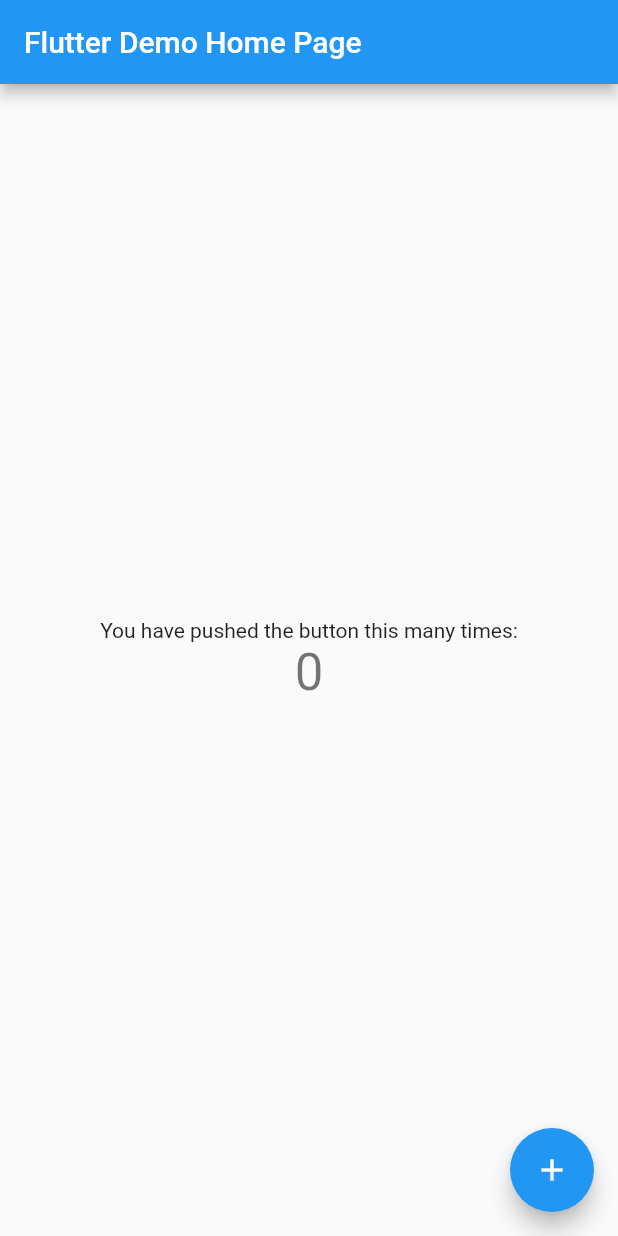
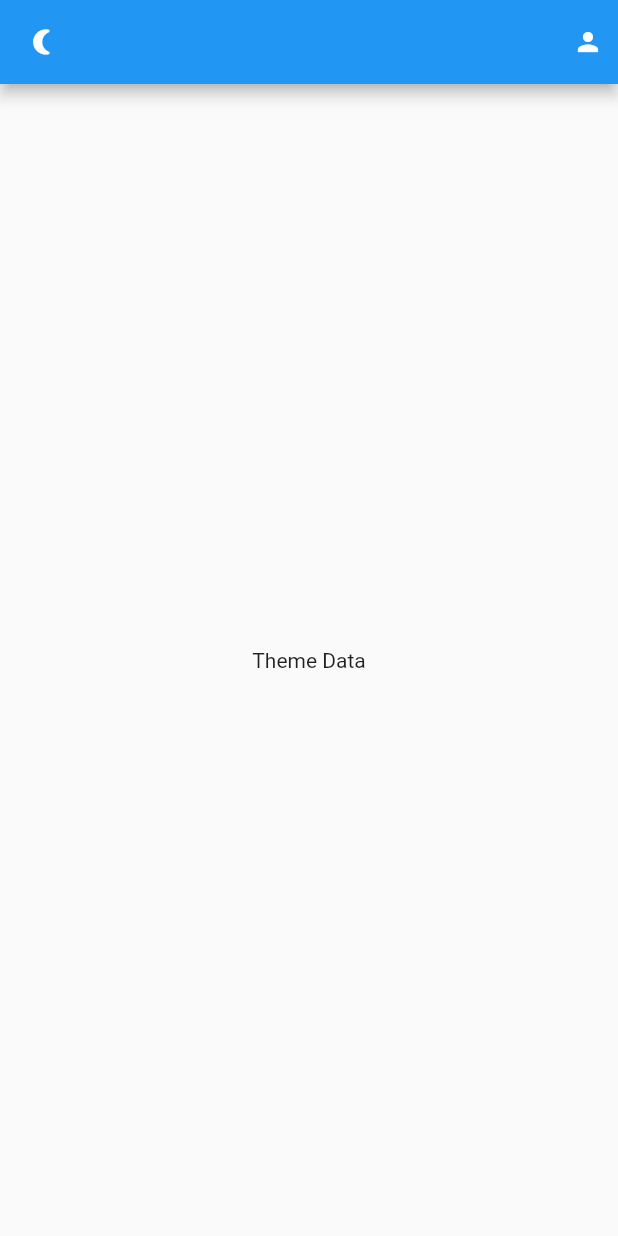
Before and after one commit to takieddine12/GithubNotesAppFlutter, a Flutter app: the screen it shows after launch, on a phone screen of 412 x 824 dp. Run offline on Flutter 3.47's test engine with Material 2 defaults, Android fonts, the phone set to English and light mode, and no system bars; our stand-ins replace get, get_storage.

Commit message:
Notes App Flutter

```diff
--- a/lib/main.dart
+++ b/lib/main.dart
@@ -1,6 +1,13 @@
 import 'package:flutter/material.dart';
+import 'package:get/get.dart';
+import 'package:get_storage/get_storage.dart';
+import 'package:notes_app/services/theme_service.dart';
+import 'package:notes_app/ui/home_page.dart';
+import 'package:notes_app/ui/theme.dart';
 
-void main() {
+Future<void> main() async {
+  WidgetsFlutterBinding.ensureInitialized();
+  await GetStorage.init();
   runApp(const MyApp());
 }
 
@@ -10,106 +17,13 @@ class MyApp extends StatelessWidget {
   // This widget is the root of your application.
   @override
   Widget build(BuildContext context) {
-    return MaterialApp(
+    return GetMaterialApp(
       title: 'Flutter Demo',
-      theme: ThemeData(
-        // This is the theme of your application.
-        //
-        // Try running your application with "flutter run". You'll see the
-        // application has a blue toolbar. Then, without quitting the app, try
-        // changing the primarySwatch below to Colors.green and then invoke
-        // "hot reload" (press "r" in the console where you ran "flutter run",
-        // or simply save your changes to "hot reload" in a Flutter IDE).
-        // Notice that the counter didn't reset back to zero; the application
-        // is not restarted.
-        primarySwatch: Colors.blue,
-      ),
-      home: const MyHomePage(title: 'Flutter Demo Home Page'),
+      debugShowCheckedModeBanner: false,
+      theme: Themes.light,
+      darkTheme: Themes.dark,
+      themeMode: ThemeService().theme,
+      home: const HomePage(),
     );
   }
 }
-
-class MyHomePage extends StatefulWidget {
-  const MyHomePage({Key? key, required this.title}) : super(key: key);
-
-  // This widget is the home page of your application. It is stateful, meaning
-  // that it has a State object (defined below) that contains fields that affect
-  // how it looks.
-
-  // This class is the configuration for the state. It holds the values (in this
-  // case the title) provided by the parent (in this case the App widget) and
-  // used by the build method of the State. Fields in a Widget subclass are
-  // always marked "final".
-
-  final String title;
-
-  @override
-  State<MyHomePage> createState() => _MyHomePageState();
-}
-
-class _MyHomePageState extends State<MyHomePage> {
-  int _counter = 0;
-
-  void _incrementCounter() {
-    setState(() {
-      // This call to setState tells the Flutter framework that something has
-      // changed in this State, which causes it to rerun the build method below
-      // so that the display can reflect the updated values. If we changed
-      // _counter without calling setState(), then the build method would not be
-      // called again, and so nothing would appear to happen.
-      _counter++;
-    });
-  }
-
-  @override
-  Widget build(BuildContext context) {
-    // This method is rerun every time setState is called, for instance as done
-    // by the _incrementCounter method above.
-    //
-    // The Flutter framework has been optimized to make rerunning build methods
-    // fast, so that you can just rebuild anything that needs updating rather
-    // than having to individually change instances of widgets.
-    return Scaffold(
-      appBar: AppBar(
-        // Here we take the value from the MyHomePage object that was created by
-        // the App.build method, and use it to set our appbar title.
-        title: Text(widget.title),
-      ),
-      body: Center(
-        // Center is a layout widget. It takes a single child and positions it
-        // in the middle of the parent.
-        child: Column(
-          // Column is also a layout widget. It takes a list of children and
-          // arranges them vertically. By default, it sizes itself to fit its
-          // children horizontally, and tries to be as tall as its parent.
-          //
-          // Invoke "debug painting" (press "p" in the console, choose the
-          // "Toggle Debug Paint" action from the Flutter Inspector in Android
-          // Studio, or the "Toggle Debug Paint" command in Visual Studio Code)
-          // to see the wireframe for each widget.
-          //
-          // Column has various properties to control how it sizes itself and
-          // how it positions its children. Here we use mainAxisAlignment to
-          // center the children vertically; the main axis here is the vertical
-          // axis because Columns are vertical (the cross axis would be
-          // horizontal).
-          mainAxisAlignment: MainAxisAlignment.center,
-          children: <Widget>[
-            const Text(
-              'You have pushed the button this many times:',
-            ),
-            Text(
-              '$_counter',
-              style: Theme.of(context).textTheme.headline4,
-            ),
-          ],
-        ),
-      ),
-      floatingActionButton: FloatingActionButton(
-        onPressed: _incrementCounter,
-        tooltip: 'Increment',
-        child: const Icon(Icons.add),
-      ), // This trailing comma makes auto-formatting nicer for build methods.
-    );
-  }
-}
--- /dev/null
+++ b/lib/misc/app_colors.dart
@@ -0,0 +1,13 @@
+
+
+import 'dart:ui';
+
+class AppColors {
+  static const Color bluishColor = Color(0xFF4e5ae8);
+  static const Color yellowColor = Color(0xFFFFB746);
+  static const Color pinkColor = Color(0xFFFF4667);
+  static const Color whiteColor = Color(0xFFFFFFFF);
+  static const Color primaryColor = bluishColor;
+  static const Color darkGreyColor = Color(0xFF121212);
+  static const Color darkHeaderColor = Color(0xFF424242);
+}
--- /dev/null
+++ b/lib/services/notification_services.dart
@@ -0,0 +1,5 @@
+
+
+class NotificationHelper {
+
+}
--- /dev/null
+++ b/lib/services/theme_service.dart
@@ -0,0 +1,21 @@
+
+import 'package:flutter/material.dart';
+import 'package:get/get.dart';
+import 'package:get_storage/get_storage.dart';
+
+import '../ui/theme.dart';
+
+class ThemeService {
+
+   final _box = GetStorage();
+   final _key = 'isDarkMode';
+
+   _saveThemeToBox(bool isDarkMode) => _box.write(_key, isDarkMode);
+   bool _loadThemeFromBox() => _box.read(_key) ?? false;
+   ThemeMode get theme => _loadThemeFromBox() ? ThemeMode.dark : ThemeMode.light;
+
+   void switchTheme() {
+      Get.changeThemeMode( _loadThemeFromBox() ? ThemeMode.light : ThemeMode.dark);
+      _saveThemeToBox(!_loadThemeFromBox());
+   }
+}
--- /dev/null
+++ b/lib/ui/home_page.dart
@@ -0,0 +1,40 @@
+
+import 'package:flutter/cupertino.dart';
+import 'package:flutter/material.dart';
+import 'package:notes_app/services/theme_service.dart';
+
+class HomePage extends StatefulWidget {
+  const HomePage({Key? key}) : super(key: key);
+
+  @override
+  State<HomePage> createState() => _HomePageState();
+}
+
+class _HomePageState extends State<HomePage> {
+  @override
+  Widget build(BuildContext context) {
+    return Scaffold(
+      appBar: _appBar(),
+      body: const Center(
+        child: Text('Theme Data'),
+      ),
+    );
+  }
+
+  _appBar(){
+    return AppBar(
+      leading: GestureDetector(
+        onTap: (){
+          print('Tapped');
+          ThemeService().switchTheme();
+        },
+        child: const Icon(Icons.nightlight_round,size: 20,),
+      ),
+      actions:  [
+        Container(
+            padding: const EdgeInsets.only(right: 10),
+            child: const Icon(Icons.person,size: 20,)),
+      ],
+    );
+  }
+}
--- /dev/null
+++ b/lib/ui/theme.dart
@@ -0,0 +1,17 @@
+
+import 'package:flutter/material.dart';
+
+import '../misc/app_colors.dart';
+
+class Themes {
+
+  static final light = ThemeData(
+    primaryColor: AppColors.primaryColor,
+    brightness: Brightness.light
+  );
+
+  static final dark = ThemeData(
+    primaryColor: AppColors.darkGreyColor,
+    brightness: Brightness.dark
+  );
+}
--- a/pubspec.yaml
+++ b/pubspec.yaml
@@ -34,6 +34,10 @@ dependencies:
   # The following adds the Cupertino Icons font to your application.
   # Use with the CupertinoIcons class for iOS style icons.
   cupertino_icons: ^1.0.2
+  get_storage: ^2.0.3
+  get: ^4.6.5
+  flutter_local_notifications: ^11.0.0
+  flutter_native_timezone: ^2.0.0
 
 dev_dependencies:
   flutter_test:
```
Also changed, not shown: pubspec.lock, 1 other file.
